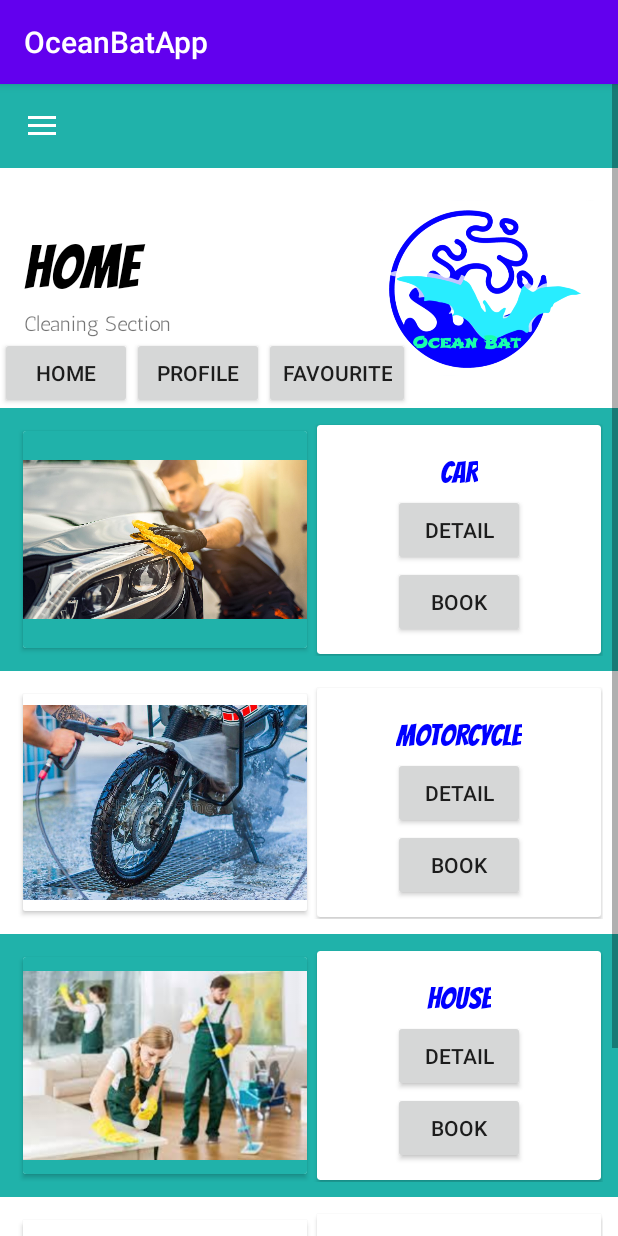
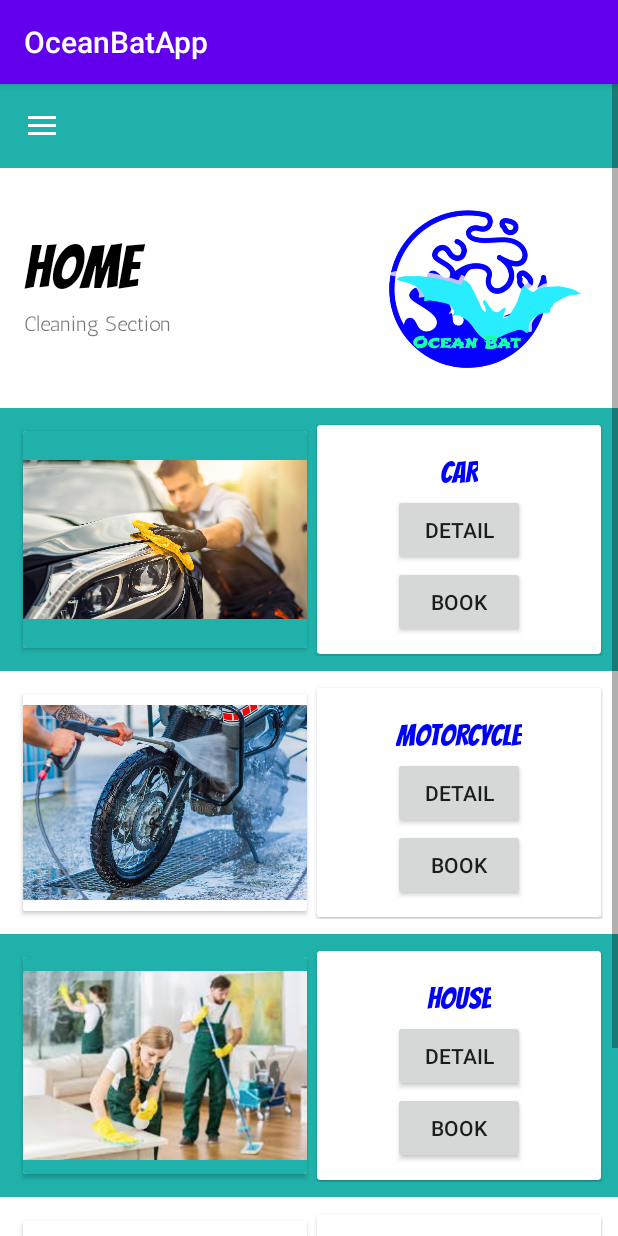
Before and after one commit to jy-hui/OceanBatApp, an Android app: the Home screen opened directly, with no data from a screen before it, on a phone screen of 412 x 824 dp. Run offline under Robolectric (Android 15) with nearby library versions, the phone set to English and light mode, and no system bars; our stand-ins replace Firebase (no records; nobody signed in at launch, a user with empty details on screens opened directly).

Commit message:
commit by zuwei

```diff
--- a/app/src/main/res/layout/home.xml
+++ b/app/src/main/res/layout/home.xml
@@ -337,30 +337,6 @@
 
             </LinearLayout>
 
-            <Button
-                android:id="@+id/home_button"
-                android:layout_width="wrap_content"
-                android:layout_height="wrap_content"
-                android:text="@string/home_text"
-                app:layout_constraintStart_toStartOf="parent"
-                app:layout_constraintTop_toBottomOf="@+id/text_cleaning" />
-
-            <Button
-                android:id="@+id/profile_button"
-                android:layout_width="wrap_content"
-                android:layout_height="wrap_content"
-                android:text="@string/profile_text"
-                app:layout_constraintBaseline_toBaselineOf="@+id/home_button"
-                app:layout_constraintStart_toEndOf="@+id/home_button" />
-
-            <Button
-                android:id="@+id/favourite_button"
-                android:layout_width="wrap_content"
-                android:layout_height="wrap_content"
-                android:text="@string/favourite_text"
-                app:layout_constraintBaseline_toBaselineOf="@+id/profile_button"
-                app:layout_constraintStart_toEndOf="@+id/profile_button" />
-
         </androidx.constraintlayout.widget.ConstraintLayout>
     </ScrollView>
 
```
